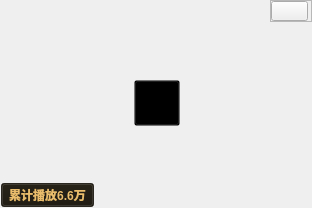
The window that VideoPlayer/mainwidget/CusLabel2.ui (huizhang556/pc-video-player) describes before a commit, drawn with Qt 5.
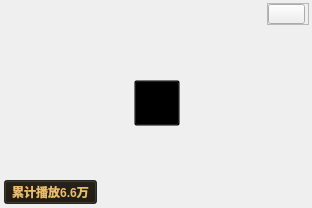
The same window after the commit. Icons and pictures are not drawn.

```diff
--- a/VideoPlayer/mainwidget/CusLabel2.ui
+++ b/VideoPlayer/mainwidget/CusLabel2.ui
@@ -33,6 +33,35 @@
     <number>0</number>
    </property>
    <item>
+    <widget class="QWidget" name="widget_mask" native="true">
+     <property name="styleSheet">
+      <string notr="true">#widget_mask
+{
+/*background-color: transparent;*/
+}
+
+#widget_mask:hover
+{
+background-color: rgba(20, 20, 20,0.6);
+}</string>
+     </property>
+     <layout class="QHBoxLayout" name="horizontalLayout_4">
+      <property name="spacing">
+       <number>0</number>
+      </property>
+      <property name="leftMargin">
+       <number>3</number>
+      </property>
+      <property name="topMargin">
+       <number>3</number>
+      </property>
+      <property name="rightMargin">
+       <number>3</number>
+      </property>
+      <property name="bottomMargin">
+       <number>3</number>
+      </property>
+      <item>
     <layout class="QVBoxLayout" name="verticalLayout_3">
      <item>
       <layout class="QHBoxLayout" name="horizontalLayout_2">
@@ -305,6 +334,9 @@
       </layout>
      </item>
     </layout>
+      </item>
+     </layout>
+    </widget>
    </item>
   </layout>
  </widget>
```
Lines whose indentation alone changed are shown as unchanged.
